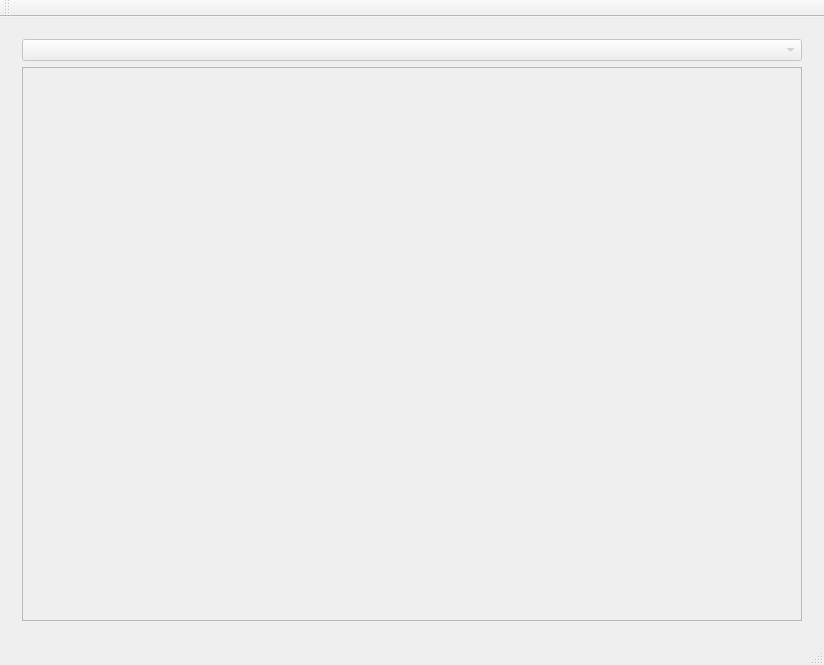
Before: the Qt Designer form mainwindow.ui in Carlos-D-09/lerma, drawn with Qt 5.
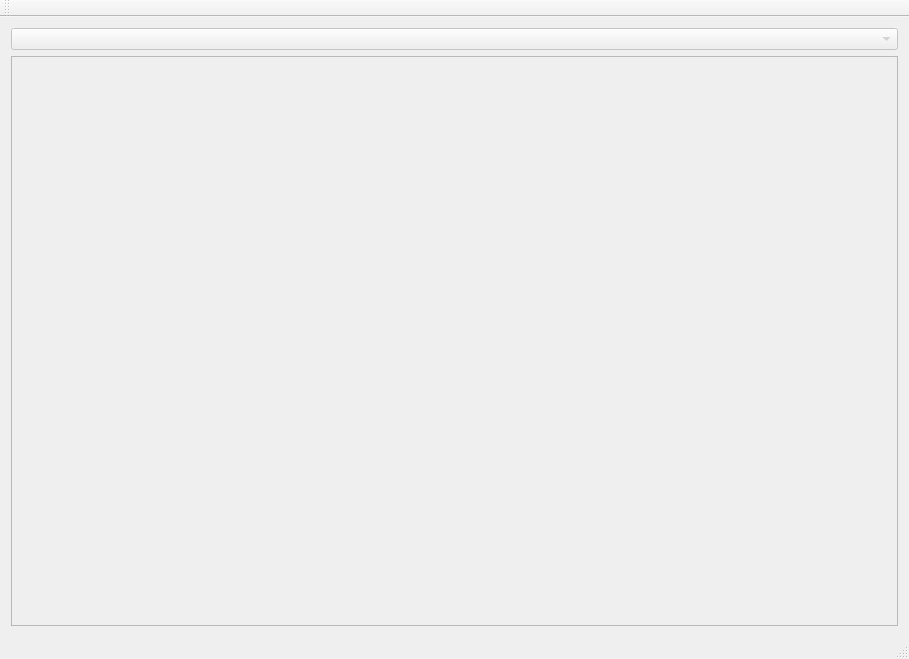
After: the same form once the commit is applied. The open tabs and pages were chosen to show the change.

Commit message: Implemente como mostrar varios widgets de la clase productwidget en el scroll area

```diff
--- a/mainwindow.ui
+++ b/mainwindow.ui
@@ -6,8 +6,8 @@
    <rect>
     <x>0</x>
     <y>0</y>
-    <width>824</width>
-    <height>665</height>
+    <width>909</width>
+    <height>659</height>
    </rect>
   </property>
   <property name="windowTitle">
@@ -15,6 +15,21 @@
   </property>
   <widget class="QWidget" name="centralWidget">
    <layout class="QGridLayout" name="gridLayout">
+    <property name="leftMargin">
+     <number>0</number>
+    </property>
+    <property name="topMargin">
+     <number>0</number>
+    </property>
+    <property name="rightMargin">
+     <number>0</number>
+    </property>
+    <property name="bottomMargin">
+     <number>0</number>
+    </property>
+    <property name="spacing">
+     <number>0</number>
+    </property>
     <item row="0" column="0">
      <widget class="QStackedWidget" name="viewSW">
       <property name="enabled">
@@ -146,19 +161,48 @@
        <layout class="QGridLayout" name="gridLayout_5">
         <item row="1" column="0">
          <widget class="QScrollArea" name="scrollArea">
+          <property name="verticalScrollBarPolicy">
+           <enum>Qt::ScrollBarAsNeeded</enum>
+          </property>
+          <property name="horizontalScrollBarPolicy">
+           <enum>Qt::ScrollBarAsNeeded</enum>
+          </property>
+          <property name="sizeAdjustPolicy">
+           <enum>QAbstractScrollArea::AdjustToContents</enum>
+          </property>
           <property name="widgetResizable">
            <bool>true</bool>
           </property>
-          <widget class="QWidget" name="scrollAreaWidgetContents_2">
+          <property name="alignment">
+           <set>Qt::AlignBottom|Qt::AlignLeading|Qt::AlignLeft</set>
+          </property>
+          <widget class="QWidget" name="areaContent">
            <property name="geometry">
             <rect>
              <x>0</x>
              <y>0</y>
-             <width>786</width>
-             <height>548</height>
+             <width>889</width>
+             <height>560</height>
             </rect>
            </property>
-           <layout class="QGridLayout" name="gridLayout_6"/>
+           <property name="layoutDirection">
+            <enum>Qt::LeftToRight</enum>
+           </property>
+           <layout class="QGridLayout" name="gridLayout_6">
+            <property name="spacing">
+             <number>6</number>
+            </property>
+            <item row="0" column="0">
+             <layout class="QGridLayout" name="gridProducts">
+              <property name="sizeConstraint">
+               <enum>QLayout::SetDefaultConstraint</enum>
+              </property>
+              <property name="spacing">
+               <number>100</number>
+              </property>
+             </layout>
+            </item>
+           </layout>
           </widget>
          </widget>
         </item>
```
Left out of the diff: 4 changed lines with no effect on the pictures. The commit also changes 7 other files.
